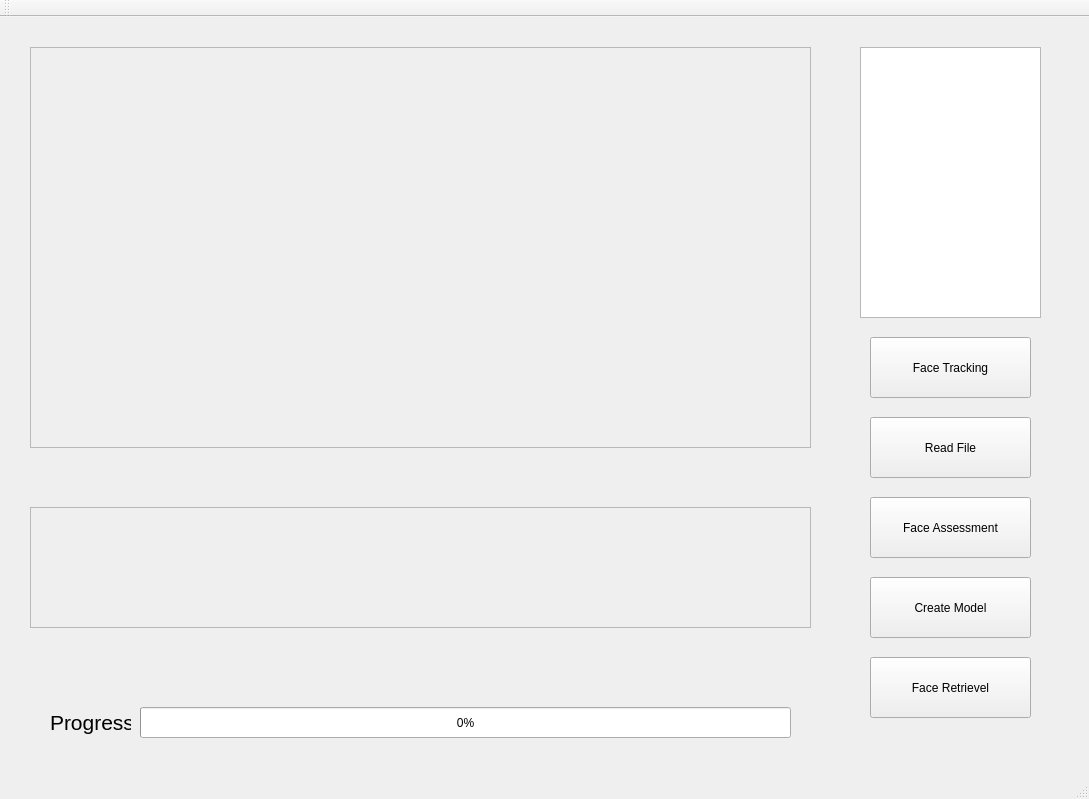
lawliet0823/ImageViewer, file ImageViewer/mainwindow.ui: the form before one commit.
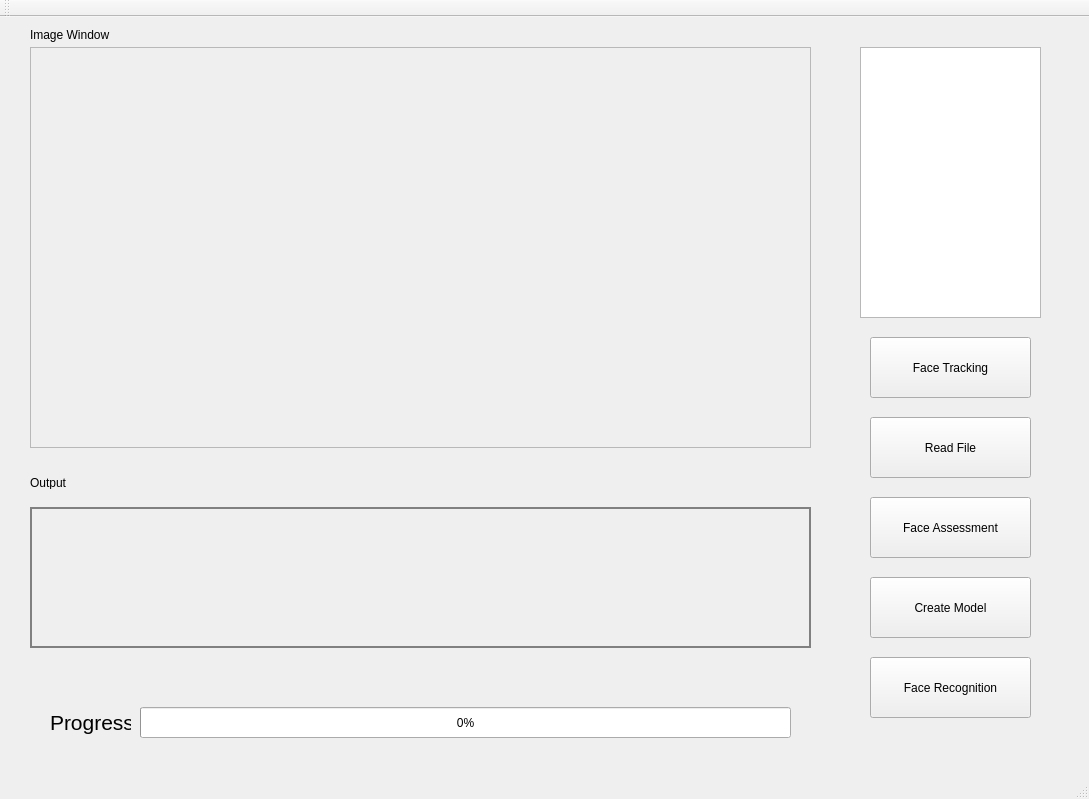
The form after the commit.

```diff
--- a/ImageViewer/mainwindow.ui
+++ b/ImageViewer/mainwindow.ui
@@ -122,7 +122,7 @@
      </rect>
     </property>
     <property name="text">
-     <string>Face Retrievel</string>
+     <string>Face Recognition</string>
     </property>
    </widget>
    <widget class="QLabel" name="label">
@@ -143,28 +143,47 @@
      <string>Progress:</string>
     </property>
    </widget>
-   <widget class="QScrollArea" name="timeScroll">
+   <widget class="QLabel" name="label_2">
+    <property name="geometry">
+     <rect>
+      <x>30</x>
+      <y>10</y>
+      <width>101</width>
+      <height>16</height>
+     </rect>
+    </property>
+    <property name="text">
+     <string>Image Window</string>
+    </property>
+   </widget>
+   <widget class="QLabel" name="label_3">
+    <property name="geometry">
+     <rect>
+      <x>30</x>
+      <y>460</y>
+      <width>47</width>
+      <height>12</height>
+     </rect>
+    </property>
+    <property name="text">
+     <string>Output</string>
+    </property>
+   </widget>
+   <widget class="QLabel" name="outputLabel">
     <property name="geometry">
      <rect>
       <x>30</x>
       <y>490</y>
       <width>781</width>
-      <height>121</height>
+      <height>141</height>
      </rect>
     </property>
-    <property name="widgetResizable">
-     <bool>true</bool>
+    <property name="styleSheet">
+     <string notr="true">border: 2px solid grey</string>
     </property>
-    <widget class="QWidget" name="scrollAreaWidgetContents_2">
-     <property name="geometry">
-      <rect>
-       <x>0</x>
-       <y>0</y>
-       <width>779</width>
-       <height>119</height>
-      </rect>
-     </property>
-    </widget>
+    <property name="text">
+     <string/>
+    </property>
    </widget>
   </widget>
   <widget class="QMenuBar" name="menuBar">
```
Left out of the diff: 2 changed lines with no effect on the pictures.
